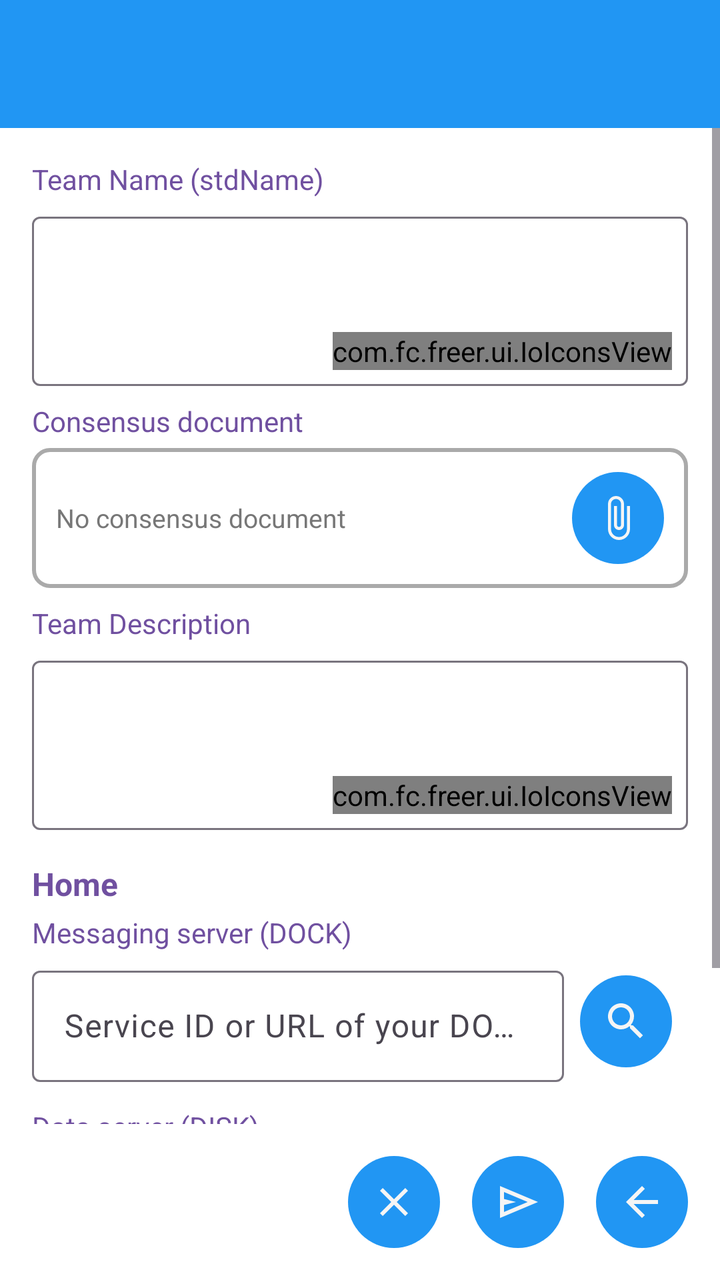
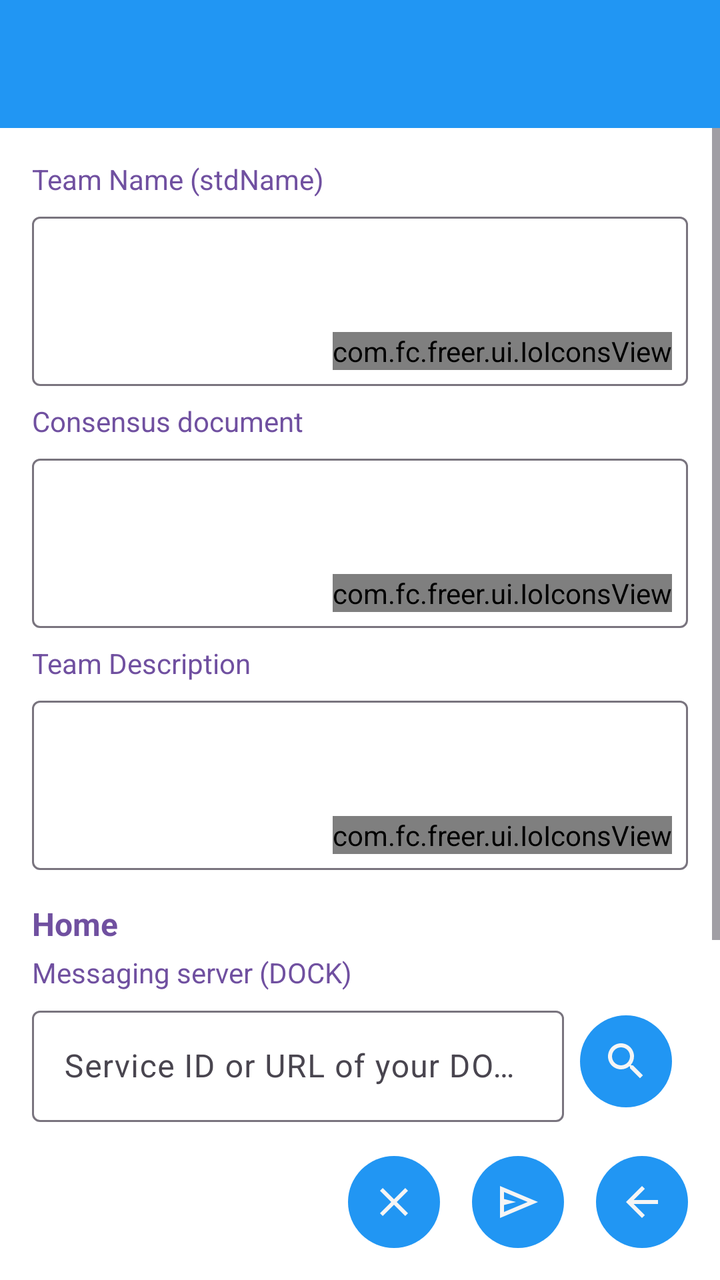

An Android layout rendered at two revisions. The XML below is the earlier revision; the diff shows what the commit changed to produce the second picture.
<!-- AndroidManifest.xml: application theme Theme.Freer -->
<!-- res/layout/activity_create_team.xml -->
<?xml version="1.0" encoding="utf-8"?>
<LinearLayout xmlns:android="http://schemas.android.com/apk/res/android"
    xmlns:app="http://schemas.android.com/apk/res-auto"
    android:layout_width="match_parent"
    android:layout_height="match_parent"
    android:orientation="vertical">

    <include layout="@layout/common_toolbar" />

    <ScrollView
        android:layout_width="match_parent"
        android:layout_height="0dp"
        android:layout_weight="1"
        android:fillViewport="true">

        <LinearLayout
            android:layout_width="match_parent"
            android:layout_height="wrap_content"
            android:orientation="vertical"
            android:padding="16dp">

            
            <TextView
                android:layout_width="match_parent"
                android:layout_height="wrap_content"
                android:text="@string/team_name"
                android:textColor="@color/field_name"
                android:textSize="14sp"
                android:layout_marginBottom="4dp" />

            <include
                android:id="@+id/nameView"
                layout="@layout/layout_text_input_with_scan"
                android:layout_width="match_parent"
                android:layout_height="wrap_content" />

            
            <TextView
                android:layout_width="match_parent"
                android:layout_height="wrap_content"
                android:text="@string/consensus_document"
                android:textColor="@color/field_name"
                android:textSize="14sp"
                android:layout_marginTop="8dp"
                android:layout_marginBottom="4dp" />

            <LinearLayout
                android:layout_width="match_parent"
                android:layout_height="wrap_content"
                android:orientation="horizontal"
                android:gravity="center_vertical"
                android:background="@drawable/container_outline"
                android:padding="4dp">

                <TextView
                    android:id="@+id/consensus_doc_name"
                    android:layout_width="0dp"
                    android:layout_height="wrap_content"
                    android:layout_weight="1"
                    android:text="@string/no_consensus_doc"
                    android:textColor="@color/hint"
                    android:textSize="13sp"
                    android:maxLines="1"
                    android:ellipsize="middle"
                    android:paddingStart="8dp" />

                <ImageButton
                    android:id="@+id/clear_doc_button"
                    style="@style/ImageButtonStyle"
                    android:src="@drawable/ic_clear"
                    android:contentDescription="@string/clear"
                    android:visibility="gone" />

                <ImageButton
                    android:id="@+id/attach_doc_button"
                    style="@style/ImageButtonStyle"
                    android:src="@drawable/ic_attach"
                    android:contentDescription="@string/select_consensus_document" />
            </LinearLayout>

            
            <TextView
                android:layout_width="match_parent"
                android:layout_height="wrap_content"
                android:text="@string/team_description"
                android:textColor="@color/field_name"
                android:textSize="14sp"
                android:layout_marginTop="8dp"
                android:layout_marginBottom="4dp" />

            <include
                android:id="@+id/descView"
                layout="@layout/layout_text_input_with_scan"
                android:layout_width="match_parent"
                android:layout_height="wrap_content" />

            
            <TextView
                android:layout_width="match_parent"
                android:layout_height="wrap_content"
                android:text="@string/home"
                android:textColor="@color/field_name"
                android:textSize="16sp"
                android:textStyle="bold"
                android:layout_marginTop="16dp"
                android:layout_marginBottom="4dp" />

            
            <TextView
                android:layout_width="match_parent"
                android:layout_height="wrap_content"
                android:text="@string/server_setup_dock_label"
                android:textColor="@color/field_name"
                android:textSize="14sp"
                android:layout_marginBottom="4dp" />

            <LinearLayout
                android:layout_width="match_parent"
                android:layout_height="wrap_content"
                android:orientation="horizontal"
                android:gravity="center_vertical">

                <com.google.android.material.textfield.TextInputLayout
                    android:layout_width="0dp"
                    android:layout_height="wrap_content"
                    android:layout_weight="1"
                    app:boxBackgroundColor="@color/input_field_background"
                    style="@style/Widget.Material3.TextInputLayout.OutlinedBox">

                    <com.google.android.material.textfield.TextInputEditText
                        android:id="@+id/dock_input"
                        android:layout_width="match_parent"
                        android:layout_height="wrap_content"
                        android:hint="@string/server_setup_dock_hint"
                        android:inputType="text"
                        android:maxLines="3" />
                </com.google.android.material.textfield.TextInputLayout>

                <ImageButton
                    android:id="@+id/choose_dock_button"
                    style="@style/ImageButtonStyle"
                    android:layout_marginStart="8dp"
                    android:src="@drawable/ic_search"
                    android:contentDescription="@string/choose_another" />
            </LinearLayout>

            
            <TextView
                android:layout_width="match_parent"
                android:layout_height="wrap_content"
                android:text="@string/server_setup_disk_label"
                android:textColor="@color/field_name"
                android:textSize="14sp"
                android:layout_marginTop="12dp"
                android:layout_marginBottom="4dp" />

            <LinearLayout
                android:layout_width="match_parent"
                android:layout_height="wrap_content"
                android:orientation="horizontal"
                android:gravity="center_vertical">

                <com.google.android.material.textfield.TextInputLayout
                    android:layout_width="0dp"
                    android:layout_height="wrap_content"
                    android:layout_weight="1"
                    app:boxBackgroundColor="@color/input_field_background"
                    style="@style/Widget.Material3.TextInputLayout.OutlinedBox">

                    <com.google.android.material.textfield.TextInputEditText
                        android:id="@+id/disk_input"
                        android:layout_width="match_parent"
                        android:layout_height="wrap_content"
                        android:hint="@string/server_setup_disk_hint"
                        android:inputType="text"
                        android:maxLines="3" />
                </com.google.android.material.textfield.TextInputLayout>

                <ImageButton
                    android:id="@+id/choose_disk_button"
                    style="@style/ImageButtonStyle"
                    android:layout_marginStart="8dp"
                    android:src="@drawable/ic_search"
                    android:contentDescription="@string/choose_another" />
            </LinearLayout>

        </LinearLayout>

    </ScrollView>

    
    <LinearLayout
        android:id="@+id/buttonContainer"
        android:layout_width="match_parent"
        android:layout_height="wrap_content"
        android:orientation="horizontal"
        android:padding="8dp"
        android:gravity="end">

        <ImageButton
            android:id="@+id/clearButton"
            style="@style/ImageButtonStyle"
            android:src="@drawable/ic_clear"
            android:contentDescription="@string/clear" />

        <ImageButton
            android:id="@+id/publishButton"
            style="@style/ImageButtonStyle"
            android:src="@drawable/ic_send"
            android:contentDescription="@string/publish" />

        <ImageButton
            android:id="@+id/back_button"
            style="@style/ImageButtonStyle"
            android:src="@drawable/ic_back"
            android:contentDescription="@string/back" />

    </LinearLayout>

</LinearLayout>
<!-- res/layout/common_toolbar.xml (included above) -->
<?xml version="1.0" encoding="utf-8"?>
<androidx.appcompat.widget.Toolbar xmlns:android="http://schemas.android.com/apk/res/android"
    xmlns:app="http://schemas.android.com/apk/res-auto"
    android:id="@+id/toolbar"
    android:layout_width="match_parent"
    android:layout_height="?attr/actionBarSize"
    android:background="@color/accent"
    android:theme="@style/ThemeOverlay.Freer.Toolbar">

    <LinearLayout
        android:id="@+id/toolbar_fid_container"
        android:layout_width="wrap_content"
        android:layout_height="match_parent"
        android:layout_gravity="end"
        android:orientation="horizontal"
        android:gravity="end|center_vertical"
        android:visibility="gone"
        android:clickable="true"
        android:focusable="true"
        android:paddingStart="8dp"
        android:paddingEnd="16dp"
        android:background="?android:attr/selectableItemBackground">

        <TextView
            android:id="@+id/toolbar_fid_text"
            android:layout_width="130dp"
            android:layout_height="wrap_content"
            android:textColor="@color/main_background"
            android:paddingStart="8dp"
            android:paddingEnd="4dp"
            android:textSize="14sp"
            android:maxLines="1"
            android:gravity="end"
            android:ellipsize="middle" />

        <ImageView
            android:id="@+id/toolbar_avatar"
            android:layout_width="42dp"
            android:layout_height="42dp"
            android:background="@color/accent"
            android:scaleType="centerCrop"
            android:contentDescription="@string/avatar" />

    </LinearLayout>

</androidx.appcompat.widget.Toolbar>
<!-- res/layout/layout_text_input_with_scan.xml (included above) -->
<?xml version="1.0" encoding="utf-8"?>
<FrameLayout xmlns:android="http://schemas.android.com/apk/res/android"
    xmlns:app="http://schemas.android.com/apk/res-auto"
    android:layout_width="match_parent"
    android:layout_height="match_parent">

    <com.google.android.material.textfield.TextInputLayout
        android:id="@+id/textInputWithScanLayout"
        android:layout_width="match_parent"
        android:layout_height="match_parent"
        app:boxBackgroundColor="@color/input_field_background"
        style="@style/Widget.Material3.TextInputLayout.OutlinedBox">

        <com.google.android.material.textfield.TextInputEditText
            android:id="@+id/textInput"
            android:layout_width="match_parent"
            android:layout_height="match_parent"
            android:gravity="top"
            android:inputType="textMultiLine"
            android:minLines="3"
            android:paddingStart="8dp"
            android:paddingEnd="70dp"
            android:paddingBottom="8dp"
            />
    </com.google.android.material.textfield.TextInputLayout>

    <com.fc.freer.ui.IoIconsView
        android:id="@+id/scanIcon"
        android:layout_width="wrap_content"
        android:layout_height="wrap_content"
        android:layout_gravity="bottom|end"
        android:layout_margin="8dp" />
</FrameLayout>
<!-- resources referenced by this layout -->
<resources>
  <color name="accent">#2196F3</color>
  <color name="field_name">#7050A0</color>
  <color name="hint">#777777</color>
  <color name="input_field_background">#FFFFFF</color>
  <color name="main_background">#F5F5F5</color>
  <!-- drawable container_outline (drawable) -->
  <?xml version="1.0" encoding="utf-8"?>
  <shape xmlns:android="http://schemas.android.com/apk/res/android"
      android:shape="rectangle"
      >
      <solid android:color="#00000000" />
      <stroke
          android:width="2dp"
          android:color="@color/container_outline" />
      <corners android:radius="8dp" />
  </shape>
  <!-- drawable ic_attach (drawable) -->
  <?xml version="1.0" encoding="utf-8"?>
  <vector xmlns:android="http://schemas.android.com/apk/res/android"
      android:width="24dp"
      android:height="24dp"
      android:viewportWidth="24"
      android:viewportHeight="24">
      <path
          android:fillColor="#000000"
          android:pathData="M16.5,6v11.5c0,2.21 -1.79,4 -4,4s-4,-1.79 -4,-4V5c0,-1.38 1.12,-2.5 2.5,-2.5s2.5,1.12 2.5,2.5v10.5c0,0.55 -0.45,1 -1,1s-1,-0.45 -1,-1V6H10v9.5c0,1.38 1.12,2.5 2.5,2.5s2.5,-1.12 2.5,-2.5V5c0,-2.21 -1.79,-4 -4,-4S7,2.79 7,5v12.5c0,3.04 2.46,5.5 5.5,5.5s5.5,-2.46 5.5,-5.5V6h-1.5z"/>
  </vector>
  <!-- drawable ic_back (drawable) -->
  <vector xmlns:android="http://schemas.android.com/apk/res/android"
      android:width="24dp"
      android:height="24dp"
      android:viewportWidth="960"
      android:viewportHeight="960">
    <path
        android:pathData="m313,520 l224,224 -57,56 -320,-320 320,-320 57,56 -224,224h487v80L313,520Z"
        android:fillColor="@color/main_background"/>
  </vector>
  <!-- drawable ic_send (drawable) -->
  <vector xmlns:android="http://schemas.android.com/apk/res/android"
      android:width="24dp"
      android:height="24dp"
      android:viewportWidth="960"
      android:viewportHeight="960">
    <path
        android:pathData="M120,800v-640l760,320 -760,320ZM200,680 L674,480 200,280v140l240,60 -240,60v140ZM200,680v-400,400Z"
        android:fillColor="@color/warning"/>
  </vector>
  <string name="avatar">Avatar</string>
  <string name="back">Back</string>
  <string name="choose_another">Choose another</string>
  <string name="clear">Clear</string>
  <string name="consensus_document">Consensus document</string>
  <string name="home">Home</string>
  <string name="no_consensus_doc">No consensus document</string>
  <string name="publish">Publish</string>
  <string name="select_consensus_document">Select consensus document</string>
  <string name="server_setup_disk_hint">Service ID of your DISK storage</string>
  <string name="server_setup_disk_label">Data server (DISK)</string>
  <string name="server_setup_dock_hint">Service ID or URL of your DOCK relay</string>
  <string name="server_setup_dock_label">Messaging server (DOCK)</string>
  <string name="team_description">Team Description</string>
  <string name="team_name">Team Name (stdName)</string>
  <style name="ThemeOverlay.Freer.Toolbar" parent="ThemeOverlay.AppCompat.ActionBar">
          <item name="android:textColorPrimary">@color/main_background</item>
          <item name="android:textColorSecondary">@color/main_background</item>
      </style>
  <style name="Theme.Freer" parent="Base.Theme.Freer" />
  <color name="container_outline">#AAAAAA</color>
  <color name="text">#000000</color>
  <color name="warning">#FF9800</color>
  <!-- drawable bg_round_accent (drawable) -->
  <?xml version="1.0" encoding="utf-8"?>
  <shape xmlns:android="http://schemas.android.com/apk/res/android"
      android:shape="oval">
      <solid android:color="@color/accent" />
  </shape>
  <!-- unchanged entries left out for length: 4 -->
</resources>

<!-- the commit's change to res/layout/activity_create_team.xml (unified diff, before → after) -->
@@ -44,39 +44,11 @@
                 android:layout_marginTop="8dp"
                 android:layout_marginBottom="4dp" />
 
-            <LinearLayout
-                android:layout_width="match_parent"
-                android:layout_height="wrap_content"
-                android:orientation="horizontal"
-                android:gravity="center_vertical"
-                android:background="@drawable/container_outline"
-                android:padding="4dp">
-
-                <TextView
-                    android:id="@+id/consensus_doc_name"
-                    android:layout_width="0dp"
-                    android:layout_height="wrap_content"
-                    android:layout_weight="1"
-                    android:text="@string/no_consensus_doc"
-                    android:textColor="@color/hint"
-                    android:textSize="13sp"
-                    android:maxLines="1"
-                    android:ellipsize="middle"
-                    android:paddingStart="8dp" />
-
-                <ImageButton
-                    android:id="@+id/clear_doc_button"
-                    style="@style/ImageButtonStyle"
-                    android:src="@drawable/ic_clear"
-                    android:contentDescription="@string/clear"
-                    android:visibility="gone" />
-
-                <ImageButton
-                    android:id="@+id/attach_doc_button"
-                    style="@style/ImageButtonStyle"
-                    android:src="@drawable/ic_attach"
-                    android:contentDescription="@string/select_consensus_document" />
-            </LinearLayout>
+            <include
+                android:id="@+id/consensusView"
+                layout="@layout/layout_text_input_with_scan"
+                android:layout_width="match_parent"
+                android:layout_height="wrap_content" />
 
             
             <TextView
<!-- resource entries referenced after the edit -->
@@ -2,31 +2,8 @@
 <resources>
   <color name="accent">#2196F3</color>
   <color name="field_name">#7050A0</color>
-  <color name="hint">#777777</color>
   <color name="input_field_background">#FFFFFF</color>
   <color name="main_background">#F5F5F5</color>
-  <!-- drawable container_outline (drawable) -->
-  <?xml version="1.0" encoding="utf-8"?>
-  <shape xmlns:android="http://schemas.android.com/apk/res/android"
-      android:shape="rectangle"
-      >
-      <solid android:color="#00000000" />
-      <stroke
-          android:width="2dp"
-          android:color="@color/container_outline" />
-      <corners android:radius="8dp" />
-  </shape>
-  <!-- drawable ic_attach (drawable) -->
-  <?xml version="1.0" encoding="utf-8"?>
-  <vector xmlns:android="http://schemas.android.com/apk/res/android"
-      android:width="24dp"
-      android:height="24dp"
-      android:viewportWidth="24"
-      android:viewportHeight="24">
-      <path
-          android:fillColor="#000000"
-          android:pathData="M16.5,6v11.5c0,2.21 -1.79,4 -4,4s-4,-1.79 -4,-4V5c0,-1.38 1.12,-2.5 2.5,-2.5s2.5,1.12 2.5,2.5v10.5c0,0.55 -0.45,1 -1,1s-1,-0.45 -1,-1V6H10v9.5c0,1.38 1.12,2.5 2.5,2.5s2.5,-1.12 2.5,-2.5V5c0,-2.21 -1.79,-4 -4,-4S7,2.79 7,5v12.5c0,3.04 2.46,5.5 5.5,5.5s5.5,-2.46 5.5,-5.5V6h-1.5z"/>
-  </vector>
   <!-- drawable ic_back (drawable) -->
   <vector xmlns:android="http://schemas.android.com/apk/res/android"
       android:width="24dp"
@@ -53,9 +30,7 @@
   <string name="clear">Clear</string>
   <string name="consensus_document">Consensus document</string>
   <string name="home">Home</string>
-  <string name="no_consensus_doc">No consensus document</string>
   <string name="publish">Publish</string>
-  <string name="select_consensus_document">Select consensus document</string>
   <string name="server_setup_disk_hint">Service ID of your DISK storage</string>
   <string name="server_setup_disk_label">Data server (DISK)</string>
   <string name="server_setup_dock_hint">Service ID or URL of your DOCK relay</string>
@@ -67,7 +42,6 @@
           <item name="android:textColorSecondary">@color/main_background</item>
       </style>
   <style name="Theme.Freer" parent="Base.Theme.Freer" />
-  <color name="container_outline">#AAAAAA</color>
   <color name="text">#000000</color>
   <color name="warning">#FF9800</color>
   <!-- drawable bg_round_accent (drawable) -->
